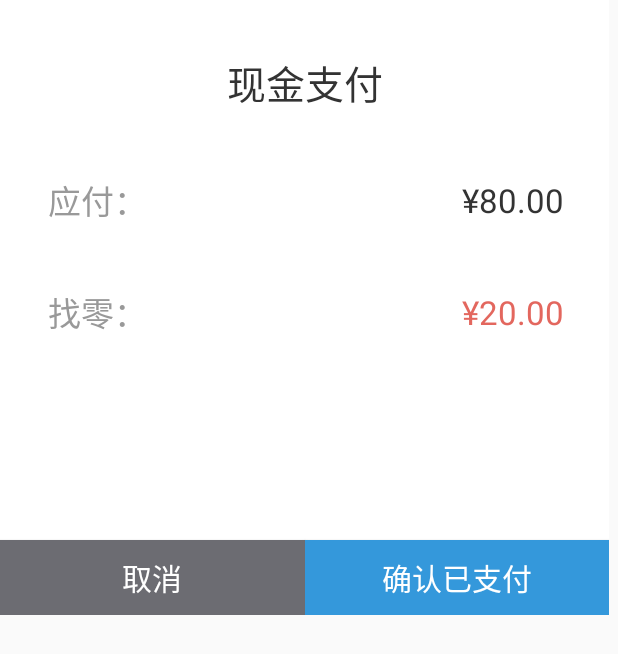
After one commit to XiangGuYun/T2MINI, an Android app: the layout pop_pay_result.xml on its own in the app's theme, with its tools: preview values and no code run, on a phone screen of 412 x 824 dp. The commit adds this screen. Shown: the top 654 px of the screen. Run offline under Robolectric (Android 15) with nearby library versions, the phone set to English and light mode, and no system bars.

Commit message:
pay_result_pop

```diff
--- a/app/build.gradle
+++ b/app/build.gradle
@@ -7,7 +7,7 @@ android {
         applicationId "com.yp.payment"
         minSdkVersion 19
         targetSdkVersion 26
-        versionCode 2
+        versionCode 6
         versionName "1.0"
         testInstrumentationRunner "android.support.test.runner.AndroidJUnitRunner"
     }
--- /dev/null
+++ b/app/src/main/res/drawable/dash_line.xml
@@ -0,0 +1,9 @@
+<?xml version="1.0" encoding="utf-8"?>
+<shape xmlns:android="http://schemas.android.com/apk/res/android"
+    android:shape="line">
+    <stroke
+        android:color="#CCCCCC"
+        android:dashWidth="2dp"
+        android:dashGap="2dp" />
+    <size android:width="1dp" />
+</shape>
--- /dev/null
+++ b/app/src/main/res/drawable/shape_btn_login_nor.xml
@@ -0,0 +1,6 @@
+<?xml version="1.0" encoding="utf-8"?>
+<shape xmlns:android="http://schemas.android.com/apk/res/android"
+    android:shape="rectangle">
+    <solid android:color="#ffcccccc" />
+    <corners android:radius="2dp" />
+</shape>
--- a/app/src/main/res/layout/activity_login.xml
+++ b/app/src/main/res/layout/activity_login.xml
@@ -60,6 +60,7 @@
         app:layout_constraintTop_toBottomOf="@+id/edit_user_account" />
 
     <Button
+        android:id="@+id/btn_login_user"
         android:layout_width="0dp"
         android:layout_height="0dp"
         android:layout_marginLeft="5dp"
@@ -68,7 +69,7 @@
         android:text="登录"
         android:textColor="#ff666666"
         app:layout_constraintBottom_toBottomOf="@+id/edit_user_psw"
-        app:layout_constraintTop_toTopOf="@+id/edit_user_psw"
         app:layout_constraintLeft_toRightOf="@+id/edit_user_psw"
-        app:layout_constraintRight_toRightOf="@+id/edit_user_account" />
+        app:layout_constraintRight_toRightOf="@+id/edit_user_account"
+        app:layout_constraintTop_toTopOf="@+id/edit_user_psw" />
 </android.support.constraint.ConstraintLayout>
--- a/app/src/main/res/layout/activity_pay_page.xml
+++ b/app/src/main/res/layout/activity_pay_page.xml
@@ -2,6 +2,7 @@
 <android.support.constraint.ConstraintLayout xmlns:android="http://schemas.android.com/apk/res/android"
     xmlns:app="http://schemas.android.com/apk/res-auto"
     android:layout_width="match_parent"
+    android:id="@+id/rootView"
     android:layout_height="match_parent"
     android:background="#ddd">
 
--- /dev/null
+++ b/app/src/main/res/layout/pop_pay_result.xml
@@ -0,0 +1,126 @@
+<?xml version="1.0" encoding="utf-8"?>
+<android.support.constraint.ConstraintLayout xmlns:android="http://schemas.android.com/apk/res/android"
+    xmlns:app="http://schemas.android.com/apk/res-auto"
+    android:layout_width="406dp"
+    android:layout_height="410dp"
+    android:background="@color/white">
+
+    <TextView
+        android:id="@+id/tv_title"
+        android:layout_width="wrap_content"
+        android:layout_height="wrap_content"
+        android:layout_marginTop="35dp"
+        android:text="现金支付"
+        android:textColor="#ff333333"
+        android:textSize="26sp"
+        app:layout_constraintLeft_toLeftOf="parent"
+        app:layout_constraintRight_toRightOf="parent"
+        app:layout_constraintTop_toTopOf="parent" />
+
+    <TextView
+        android:id="@+id/tv_used_price_title"
+        android:layout_width="wrap_content"
+        android:layout_height="wrap_content"
+        android:layout_marginLeft="32dp"
+        android:layout_marginTop="42dp"
+        android:text="应付："
+        android:textColor="@color/color_999"
+        android:textSize="22sp"
+        app:layout_constraintLeft_toLeftOf="parent"
+        app:layout_constraintTop_toBottomOf="@+id/tv_title" />
+
+    <TextView
+        android:id="@+id/tv_used_price"
+        android:layout_width="wrap_content"
+        android:layout_height="wrap_content"
+        android:layout_marginRight="30dp"
+        android:text="¥80.00"
+        android:textColor="@color/color_333"
+        android:textSize="22sp"
+        app:layout_constraintBottom_toBottomOf="@+id/tv_used_price_title"
+        app:layout_constraintRight_toRightOf="parent"
+        app:layout_constraintTop_toTopOf="@+id/tv_used_price_title" />
+
+
+    <TextView
+        android:id="@+id/tv_balance_title"
+        android:layout_width="wrap_content"
+        android:layout_height="wrap_content"
+        android:layout_marginTop="16dp"
+        android:text="实付："
+        android:textColor="@color/color_999"
+        android:textSize="22sp"
+        android:visibility="gone"
+        app:layout_constraintLeft_toLeftOf="@+id/tv_used_price_title"
+        app:layout_constraintTop_toBottomOf="@+id/tv_used_price_title" />
+
+    <TextView
+        android:id="@+id/tv_balance"
+        android:layout_width="wrap_content"
+        android:layout_height="wrap_content"
+        android:text="¥100.00"
+        android:textColor="@color/color_333"
+        android:textSize="22sp"
+        android:visibility="gone"
+        app:layout_constraintBottom_toBottomOf="@+id/tv_balance_title"
+        app:layout_constraintRight_toRightOf="@+id/tv_used_price"
+        app:layout_constraintTop_toTopOf="@+id/tv_balance_title" />
+
+    <View
+        android:id="@+id/view_dash_line"
+        android:layout_width="0dp"
+        android:layout_height="1dp"
+        android:layout_marginTop="20dp"
+        android:background="@drawable/dash_line"
+        app:layout_constraintLeft_toLeftOf="@+id/tv_balance_title"
+        app:layout_constraintRight_toRightOf="@+id/tv_balance"
+        app:layout_constraintTop_toBottomOf="@+id/tv_balance_title" />
+
+    <TextView
+        android:id="@+id/tv_small_change_title"
+        android:layout_width="wrap_content"
+        android:layout_height="wrap_content"
+        android:layout_marginTop="20dp"
+        android:text="找零："
+        android:textColor="@color/color_999"
+        android:textSize="22sp"
+        app:layout_constraintLeft_toLeftOf="@+id/tv_used_price_title"
+        app:layout_constraintTop_toBottomOf="@+id/view_dash_line" />
+
+    <TextView
+        android:id="@+id/tv_small_change"
+        android:layout_width="wrap_content"
+        android:layout_height="wrap_content"
+        android:text="¥20.00"
+        android:textColor="@color/small_change"
+        android:textSize="22sp"
+        app:layout_constraintBottom_toBottomOf="@+id/tv_small_change_title"
+        app:layout_constraintRight_toRightOf="@+id/tv_used_price"
+        app:layout_constraintTop_toTopOf="@+id/tv_small_change_title" />
+
+    <Button
+        android:id="@+id/btn_cancel"
+        android:layout_width="0dp"
+        android:layout_height="50dp"
+        android:background="#6C6C72"
+        android:gravity="center"
+        android:text="取消"
+        android:textColor="@color/white"
+        android:textSize="20sp"
+        app:layout_constraintBottom_toBottomOf="parent"
+        app:layout_constraintRight_toLeftOf="@+id/btn_sure_pay"
+        app:layout_constraintLeft_toLeftOf="parent" />
+
+    <Button
+        android:id="@+id/btn_sure_pay"
+        android:layout_width="0dp"
+        android:layout_height="50dp"
+        android:background="#3498DB"
+        android:gravity="center"
+        android:text="确认已支付"
+        android:textColor="@color/white"
+        app:layout_constraintLeft_toRightOf="@+id/btn_cancel"
+        android:textSize="20sp"
+        app:layout_constraintBottom_toBottomOf="parent"
+        app:layout_constraintRight_toRightOf="parent" />
+</android.support.constraint.ConstraintLayout>
--- a/app/src/main/res/values/colors.xml
+++ b/app/src/main/res/values/colors.xml
@@ -10,13 +10,15 @@
     <color name="white">#fff</color>
     <color name="select_cash">#ff3498db</color>
     <color name="unselect_pay_mode">#ddd</color>
-    <color name="color_666">#666666</color>
+    <color name="color_333">#333</color>
+    <color name="color_666">#666</color>
     <color name="color_999">#999</color>
     <color name="color_cash">#F99100</color>
     <color name="color_ali">#00AAEE</color>
     <color name="color_wechat">#44B549</color>
     <color name="pop_select_text">#E1584E</color>
     <color name="pop_select_bg">#FFF5F6</color>
+    <color name="small_change">#E3675E</color>
 
     <color name="transparent">#00000000</color>
 </resources>
--- a/app/src/main/res/values/strings.xml
+++ b/app/src/main/res/values/strings.xml
@@ -1,3 +1,5 @@
 <resources>
     <string name="app_name">YpPay</string>
+    <string name="invalid_account">账号不能为空</string>
+    <string name="invalid_psw">密码不能为空</string>
 </resources>
```
Also changed, not shown: app/src/main/AndroidManifest.xml (+8 -3 lines), app/src/main/java/com/yp/payment/BaseActivity.java (added, +54 -0 lines), app/src/main/java/com/yp/payment/Consts.java (added, +13 -0 lines), app/src/main/java/com/yp/payment/MoneyActivity.java (added, +136 -0 lines), app/src/main/java/com/yp/payment/adapter/PayModeAdapter.java (+5 -22 lines), app/src/main/java/com/yp/payment/interfaces/SettlementCallback.java (added, +11 -0 lines), app/src/main/java/com/yp/payment/ui/LoginActivity.java (added, +58 -0 lines), app/src/main/java/com/yp/payment/utils/KeyboardManage.java (renamed from app/src/main/java/com/yp/payment/TestActivity.java, +44 -88 lines), app/src/main/java/com/yp/payment/view/PayResultPop.java (added, +26 -0 lines), app/src/main/res/drawable/shape_login_input.xml (added, +9 -0 lines).
